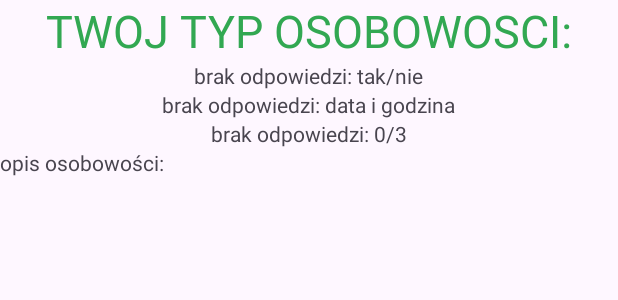
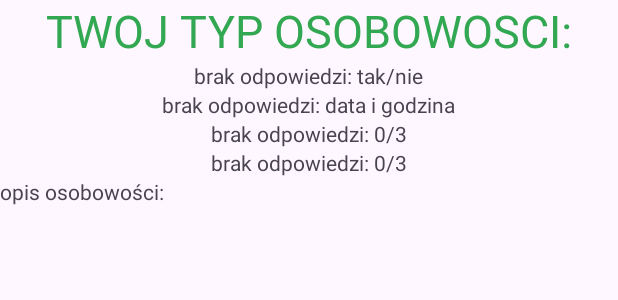
Before and after one commit to probula/PersonalityQuiz, an Android app: the layout activity_summary.xml on its own in the app's theme, with its tools: preview values and no code run, on a phone screen of 412 x 824 dp. Shown: the top 300 px of the screen. Run offline under Robolectric (Android 15) with nearby library versions, the phone set to English and light mode, and no system bars.

Commit message:
add SeekBar value sending to SummaryActivity.kt

```diff
--- a/app/src/main/java/com/example/personality_quiz/SummaryActivity.kt
+++ b/app/src/main/java/com/example/personality_quiz/SummaryActivity.kt
@@ -1,6 +1,7 @@
 package com.example.personality_quiz
 
 import android.os.Bundle
+import android.widget.SeekBar
 import android.widget.TextView
 import androidx.activity.enableEdgeToEdge
 import androidx.appcompat.app.AppCompatActivity
@@ -33,5 +34,10 @@ class SummaryActivity : AppCompatActivity() {
         val selectedCB = intent.getStringExtra("selectedCheckBoxes")
         findViewById<TextView>(R.id.wynikCB).text = "Wybrane odpowiedzi: $selectedCB"
 
+        //PYTANIE 4
+        val seekValue = intent.getIntExtra("seekValue", -1) //domyslna wartosc -1
+        findViewById<TextView>(R.id.wynikSB).text = "Wartość z suwaka: $seekValue"
+
+
     }
 }
--- a/app/src/main/res/layout/activity_main.xml
+++ b/app/src/main/res/layout/activity_main.xml
@@ -110,6 +110,7 @@
             android:layout_marginBottom="4dp" />
 
         <SeekBar
+            android:id="@+id/poziom"
             android:layout_width="match_parent"
             android:layout_height="wrap_content"
             android:min="1"
--- a/app/src/main/res/layout/activity_summary.xml
+++ b/app/src/main/res/layout/activity_summary.xml
@@ -40,6 +40,13 @@
     <TextView
         android:layout_width="wrap_content"
         android:layout_height="wrap_content"
+        android:id="@+id/wynikSB"
+        android:layout_gravity="center_horizontal"
+        android:text="brak odpowiedzi: 0/3"/>
+
+    <TextView
+        android:layout_width="wrap_content"
+        android:layout_height="wrap_content"
         android:text="opis osobowości:"
         android:gravity="center_horizontal"
         />
```
Also changed, not shown: app/src/main/java/com/example/personality_quiz/MainActivity.kt (+7 -1 lines).
